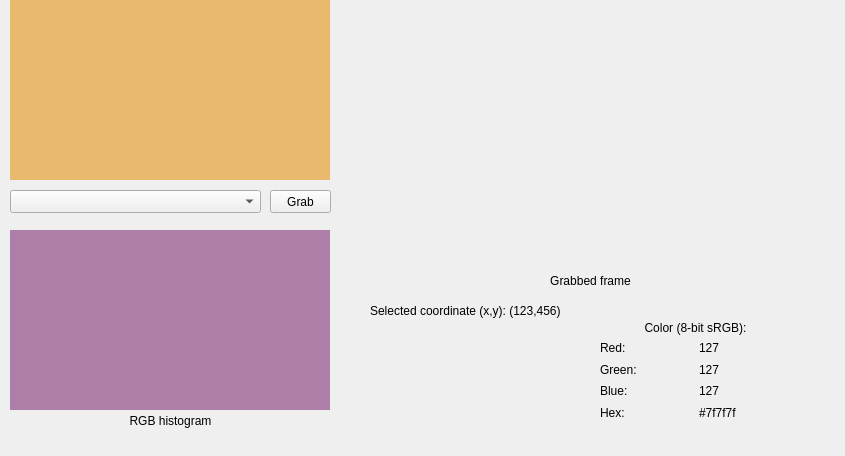
The window that ui_analyzer.ui (jljouannic/nageru) describes before a commit, drawn with Qt 5.
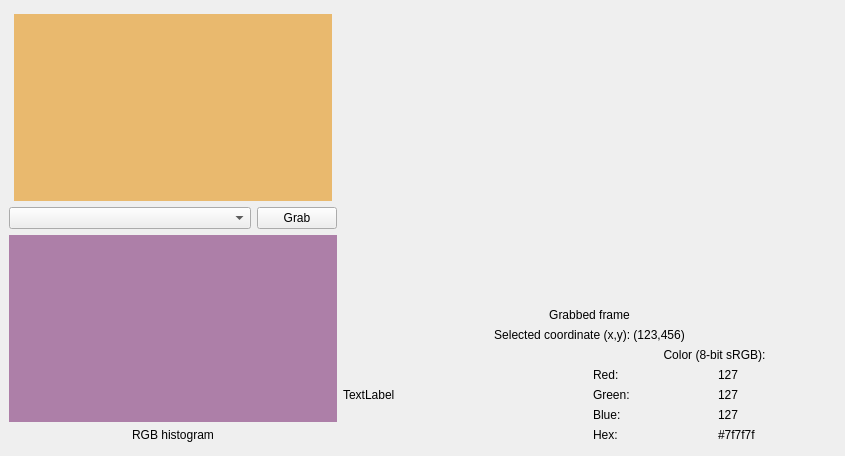
The same window after the commit. Custom widgets are drawn as their Qt base class.

Commit message: Make the analyzer UI responsive.

Patch:
```diff
--- a/ui_analyzer.ui
+++ b/ui_analyzer.ui
@@ -14,14 +14,99 @@
    <string>Analyzer</string>
   </property>
   <widget class="QWidget" name="centralwidget">
-   <widget class="QLabel" name="label_3">
-    <property name="geometry">
-     <rect>
-      <x>10</x>
-      <y>410</y>
-      <width>321</width>
-      <height>21</height>
-     </rect>
+   <layout class="QHBoxLayout" name="horizontalLayout_3" stretch="2,3">
+    <item>
+     <layout class="QVBoxLayout" name="left_pane" stretch="0,1,0,1,0,0">
+      <item>
+       <spacer name="verticalSpacer">
+        <property name="orientation">
+         <enum>Qt::Vertical</enum>
+        </property>
+        <property name="sizeHint" stdset="0">
+         <size>
+          <width>20</width>
+          <height>5</height>
+         </size>
+        </property>
+       </spacer>
+      </item>
+      <item>
+       <layout class="QHBoxLayout" name="display_centerer" stretch="0,1,0">
+        <property name="spacing">
+         <number>0</number>
+        </property>
+        <item>
+         <spacer name="display_left_spacer">
+          <property name="orientation">
+           <enum>Qt::Horizontal</enum>
+          </property>
+          <property name="sizeHint" stdset="0">
+           <size>
+            <width>5</width>
+            <height>20</height>
+           </size>
+          </property>
+         </spacer>
+        </item>
+        <item>
+         <widget class="GLWidget" name="display" native="true">
+          <property name="enabled">
+           <bool>true</bool>
+          </property>
+          <property name="autoFillBackground">
+           <bool>true</bool>
+          </property>
+          <property name="styleSheet">
+           <string notr="true">background: rgb(233, 185, 110)</string>
+          </property>
+         </widget>
+        </item>
+        <item>
+         <spacer name="display_right_spacer">
+          <property name="orientation">
+           <enum>Qt::Horizontal</enum>
+          </property>
+          <property name="sizeHint" stdset="0">
+           <size>
+            <width>5</width>
+            <height>20</height>
+           </size>
+          </property>
+         </spacer>
+        </item>
+       </layout>
+      </item>
+      <item>
+       <layout class="QHBoxLayout" name="grab_horizontal_layout" stretch="1,0">
+        <item>
+         <widget class="QComboBox" name="input_box"/>
+        </item>
+        <item>
+         <widget class="QPushButton" name="grab_btn">
+          <property name="text">
+           <string>Grab</string>
+          </property>
+         </widget>
+        </item>
+       </layout>
+      </item>
+      <item>
+       <widget class="QCustomPlot" name="histogram" native="true">
+        <property name="autoFillBackground">
+         <bool>false</bool>
+        </property>
+        <property name="styleSheet">
+         <string notr="true">background: rgb(173, 127, 168)</string>
+        </property>
+       </widget>
+      </item>
+      <item>
+       <widget class="QLabel" name="histogram_label">
+        <property name="sizePolicy">
+         <sizepolicy hsizetype="Preferred" vsizetype="Fixed">
+          <horstretch>0</horstretch>
+          <verstretch>0</verstretch>
+         </sizepolicy>
     </property>
     <property name="text">
      <string>RGB histogram</string>
@@ -30,15 +115,135 @@
      <set>Qt::AlignCenter</set>
     </property>
    </widget>
+      </item>
+      <item>
+       <spacer name="verticalSpacer_2">
+        <property name="orientation">
+         <enum>Qt::Vertical</enum>
+        </property>
+        <property name="sizeHint" stdset="0">
+         <size>
+          <width>20</width>
+          <height>5</height>
+         </size>
+        </property>
+       </spacer>
+      </item>
+     </layout>
+    </item>
+    <item>
+     <layout class="QVBoxLayout" name="right_pane" stretch="0,1,0,0,0,0">
+      <item>
+       <spacer name="verticalSpacer_3">
+        <property name="orientation">
+         <enum>Qt::Vertical</enum>
+        </property>
+        <property name="sizeHint" stdset="0">
+         <size>
+          <width>20</width>
+          <height>5</height>
+         </size>
+        </property>
+       </spacer>
+      </item>
+      <item>
+       <layout class="QHBoxLayout" name="grabbed_frame_enterer" stretch="0,1,0">
+        <property name="spacing">
+         <number>0</number>
+        </property>
+        <item>
+         <spacer name="grabbed_frame_left_spacer">
+          <property name="orientation">
+           <enum>Qt::Horizontal</enum>
+          </property>
+          <property name="sizeHint" stdset="0">
+           <size>
+            <width>5</width>
+            <height>20</height>
+           </size>
+          </property>
+         </spacer>
+        </item>
+        <item>
+         <widget class="QLabel" name="grabbed_frame_label">
+          <property name="sizePolicy">
+           <sizepolicy hsizetype="Ignored" vsizetype="Ignored">
+            <horstretch>1</horstretch>
+            <verstretch>1</verstretch>
+           </sizepolicy>
+          </property>
+          <property name="cursor">
+           <cursorShape>CrossCursor</cursorShape>
+          </property>
+          <property name="mouseTracking">
+           <bool>true</bool>
+          </property>
+          <property name="autoFillBackground">
+           <bool>false</bool>
+          </property>
+          <property name="styleSheet">
+           <string notr="true">background: color(0,0,0)</string>
+          </property>
+          <property name="text">
+           <string/>
+          </property>
+          <property name="scaledContents">
+           <bool>true</bool>
+          </property>
+         </widget>
+        </item>
+        <item>
+         <spacer name="grabbed_frame_right_spacer">
+          <property name="orientation">
+           <enum>Qt::Horizontal</enum>
+          </property>
+          <property name="sizeHint" stdset="0">
+           <size>
+            <width>5</width>
+            <height>20</height>
+           </size>
+          </property>
+         </spacer>
+        </item>
+       </layout>
+      </item>
+      <item>
+       <widget class="QLabel" name="grabbed_frame_sublabel">
+        <property name="text">
+         <string>Grabbed frame</string>
+        </property>
+        <property name="alignment">
+         <set>Qt::AlignCenter</set>
+        </property>
+       </widget>
+      </item>
+      <item>
+       <widget class="QLabel" name="coord_label">
+        <property name="text">
+         <string>Selected coordinate (x,y): (123,456)</string>
+        </property>
+        <property name="alignment">
+         <set>Qt::AlignCenter</set>
+        </property>
+       </widget>
+      </item>
+      <item>
+       <layout class="QHBoxLayout" name="color_hbox">
+        <item>
+         <layout class="QVBoxLayout" name="verticalLayout_4">
+          <item>
+           <widget class="QLabel" name="label_3">
+            <property name="text">
+             <string>TextLabel</string>
+            </property>
+           </widget>
+          </item>
+         </layout>
+        </item>
+        <item>
+         <layout class="QVBoxLayout" name="verticalLayout_3">
+          <item>
    <widget class="QLabel" name="label_12">
-    <property name="geometry">
-     <rect>
-      <x>600</x>
-      <y>320</y>
-      <width>191</width>
-      <height>16</height>
-     </rect>
-    </property>
     <property name="text">
      <string>Color (8-bit sRGB):</string>
     </property>
@@ -46,54 +251,8 @@
      <set>Qt::AlignCenter</set>
     </property>
    </widget>
-   <widget class="QCustomPlot" name="histogram" native="true">
-    <property name="geometry">
-     <rect>
-      <x>10</x>
-      <y>230</y>
-      <width>320</width>
-      <height>180</height>
-     </rect>
-    </property>
-    <property name="autoFillBackground">
-     <bool>false</bool>
-    </property>
-    <property name="styleSheet">
-     <string notr="true">background: rgb(173, 127, 168)</string>
-    </property>
-   </widget>
-   <widget class="QPushButton" name="grab_btn">
-    <property name="geometry">
-     <rect>
-      <x>270</x>
-      <y>190</y>
-      <width>61</width>
-      <height>23</height>
-     </rect>
-    </property>
-    <property name="text">
-     <string>Grab</string>
-    </property>
-   </widget>
-   <widget class="QComboBox" name="input_box">
-    <property name="geometry">
-     <rect>
-      <x>10</x>
-      <y>190</y>
-      <width>251</width>
-      <height>23</height>
-     </rect>
-    </property>
-   </widget>
-   <widget class="QWidget" name="gridLayoutWidget">
-    <property name="geometry">
-     <rect>
-      <x>600</x>
-      <y>340</y>
-      <width>191</width>
-      <height>80</height>
-     </rect>
-    </property>
+          </item>
+          <item>
     <layout class="QGridLayout" name="gridLayout">
      <item row="1" column="0">
       <widget class="QLabel" name="label_6">
@@ -152,80 +311,27 @@
       </widget>
      </item>
     </layout>
-   </widget>
-   <widget class="QLabel" name="grabbed_frame_label">
-    <property name="geometry">
-     <rect>
-      <x>350</x>
-      <y>0</y>
-      <width>480</width>
-      <height>270</height>
-     </rect>
-    </property>
-    <property name="cursor">
-     <cursorShape>CrossCursor</cursorShape>
-    </property>
-    <property name="mouseTracking">
-     <bool>true</bool>
-    </property>
-    <property name="autoFillBackground">
-     <bool>false</bool>
-    </property>
-    <property name="styleSheet">
-     <string notr="true">background: color(0,0,0)</string>
-    </property>
-    <property name="text">
-     <string/>
-    </property>
-    <property name="scaledContents">
-     <bool>true</bool>
-    </property>
-   </widget>
-   <widget class="QLabel" name="grabbed_frame_sublabel">
-    <property name="geometry">
-     <rect>
-      <x>350</x>
-      <y>270</y>
-      <width>481</width>
-      <height>21</height>
-     </rect>
-    </property>
-    <property name="text">
-     <string>Grabbed frame</string>
-    </property>
-    <property name="alignment">
-     <set>Qt::AlignCenter</set>
-    </property>
-   </widget>
-   <widget class="QLabel" name="label">
-    <property name="geometry">
-     <rect>
-      <x>370</x>
-      <y>300</y>
-      <width>421</width>
-      <height>21</height>
-     </rect>
-    </property>
-    <property name="text">
-     <string>Selected coordinate (x,y): (123,456)</string>
-    </property>
-   </widget>
-   <widget class="GLWidget" name="display" native="true">
-    <property name="geometry">
-     <rect>
-      <x>10</x>
-      <y>0</y>
-      <width>320</width>
-      <height>180</height>
-     </rect>
-    </property>
-    <property name="autoFillBackground">
-     <bool>false</bool>
-    </property>
-    <property name="styleSheet">
-     <string notr="true">background: rgb(233, 185, 110)</string>
-    </property>
-   </widget>
+          </item>
+         </layout>
+        </item>
+       </layout>
+      </item>
+      <item>
+       <spacer name="verticalSpacer_4">
+        <property name="orientation">
+         <enum>Qt::Vertical</enum>
+        </property>
+        <property name="sizeHint" stdset="0">
+         <size>
+          <width>20</width>
+          <height>5</height>
+         </size>
+        </property>
+       </spacer>
+      </item>
+     </layout>
+    </item>
+   </layout>
   </widget>
  </widget>
  <customwidgets>
```
Lines whose indentation alone changed are shown as unchanged. The commit also changes 2 other files.
